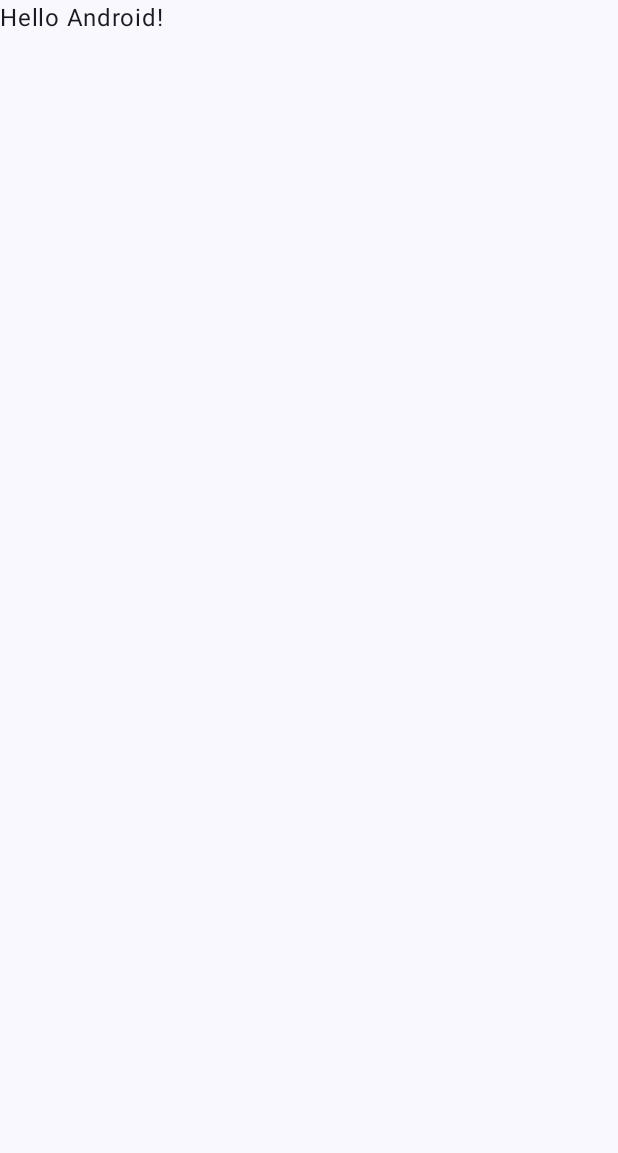
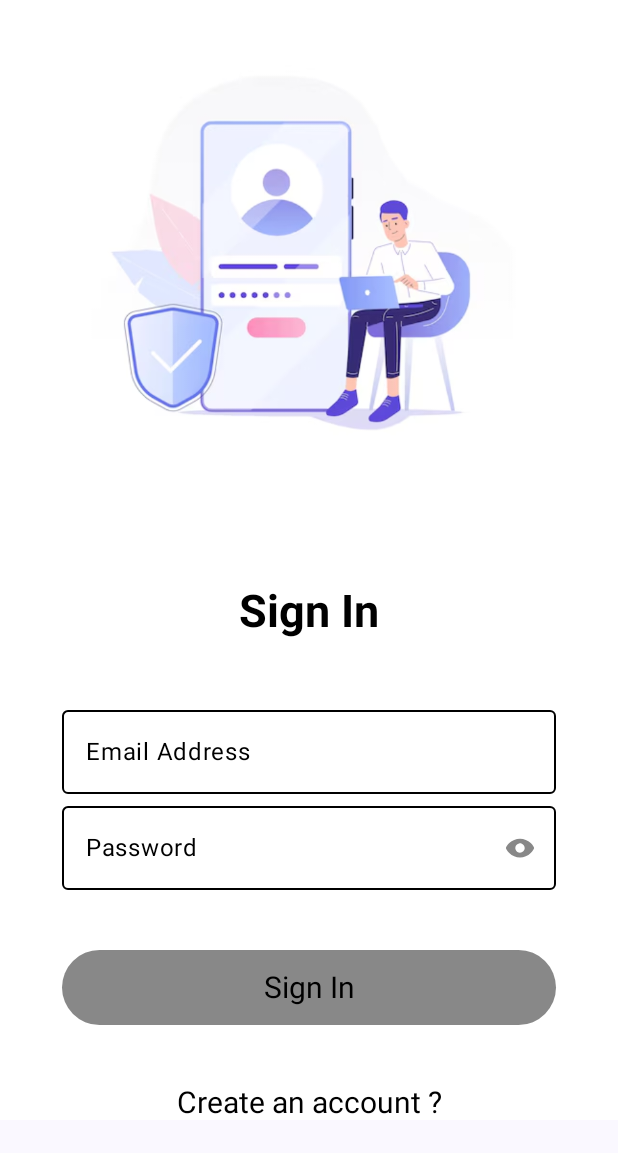
Before and after one commit to Omnia-97/Login-RegisterWithCompose, an Android app built with Jetpack Compose: the screen it shows after launch (MainActivity), on a phone screen of 412 x 824 dp. Before the commit the part shown is almost empty. Shown: the top 1153 px of the screen. Run offline under Robolectric (Android 15) with nearby library versions, the phone set to English and light mode, and no system bars.

Commit message:
login page

```diff
--- a/app/build.gradle.kts
+++ b/app/build.gradle.kts
@@ -5,7 +5,7 @@ plugins {
 
 android {
     namespace = "com.example.login_register_ui"
-    compileSdk = 34
+    compileSdk = 35
 
     defaultConfig {
         applicationId = "com.example.login_register_ui"
@@ -66,4 +66,7 @@ dependencies {
     androidTestImplementation(libs.androidx.ui.test.junit4)
     debugImplementation(libs.androidx.ui.tooling)
     debugImplementation(libs.androidx.ui.test.manifest)
+    implementation (libs.text.recognition)
+    //Navigation
+    implementation(libs.androidx.navigation.compose)
 }
--- a/app/src/main/java/com/example/login_register_ui/MainActivity.kt
+++ b/app/src/main/java/com/example/login_register_ui/MainActivity.kt
@@ -4,14 +4,12 @@ import android.os.Bundle
 import androidx.activity.ComponentActivity
 import androidx.activity.compose.setContent
 import androidx.activity.enableEdgeToEdge
-import androidx.compose.foundation.layout.fillMaxSize
-import androidx.compose.foundation.layout.padding
-import androidx.compose.material3.Scaffold
-import androidx.compose.material3.Text
 import androidx.compose.runtime.Composable
-import androidx.compose.ui.Modifier
-import androidx.compose.ui.tooling.preview.Preview
+import androidx.navigation.compose.NavHost
+import androidx.navigation.compose.composable
+import androidx.navigation.compose.rememberNavController
 import com.example.login_register_ui.ui.theme.LoginRegisterUiTheme
+import com.example.login_register_ui.view.LoginPage
 
 class MainActivity : ComponentActivity() {
     override fun onCreate(savedInstanceState: Bundle?) {
@@ -19,29 +17,21 @@ class MainActivity : ComponentActivity() {
         enableEdgeToEdge()
         setContent {
             LoginRegisterUiTheme {
-                Scaffold(modifier = Modifier.fillMaxSize()) { innerPadding ->
-                    Greeting(
-                        name = "Android",
-                        modifier = Modifier.padding(innerPadding)
-                    )
-                }
+                NavigatePage()
             }
         }
     }
 }
 
 @Composable
-fun Greeting(name: String, modifier: Modifier = Modifier) {
-    Text(
-        text = "Hello $name!",
-        modifier = modifier
+fun NavigatePage() {
+    val navController = rememberNavController()
+    NavHost(navController = navController, startDestination = "login_page",
+        builder = {
+            composable("login_page",
+                content = {
+                    LoginPage(navController = navController)
+                })
+        }
     )
 }
-
-@Preview(showBackground = true)
-@Composable
-fun GreetingPreview() {
-    LoginRegisterUiTheme {
-        Greeting("Android")
-    }
-}
--- /dev/null
+++ b/app/src/main/java/com/example/login_register_ui/view/Login.kt
@@ -0,0 +1,219 @@
+package com.example.login_register_ui.view
+
+import android.widget.Toast
+import androidx.compose.foundation.Image
+import androidx.compose.foundation.background
+import androidx.compose.foundation.clickable
+import androidx.compose.foundation.layout.Arrangement
+import androidx.compose.foundation.layout.Box
+import androidx.compose.foundation.layout.Column
+import androidx.compose.foundation.layout.Spacer
+import androidx.compose.foundation.layout.fillMaxSize
+import androidx.compose.foundation.layout.fillMaxWidth
+import androidx.compose.foundation.layout.height
+import androidx.compose.foundation.layout.padding
+import androidx.compose.foundation.layout.width
+import androidx.compose.foundation.rememberScrollState
+import androidx.compose.material3.Button
+import androidx.compose.material3.ButtonDefaults
+import androidx.compose.material3.Icon
+import androidx.compose.material3.IconButton
+import androidx.compose.material3.OutlinedTextField
+import androidx.compose.material3.OutlinedTextFieldDefaults
+import androidx.compose.material3.Scaffold
+import androidx.compose.material3.Text
+import androidx.compose.runtime.Composable
+import androidx.compose.runtime.mutableStateOf
+import androidx.compose.runtime.remember
+import androidx.compose.ui.Alignment
+import androidx.compose.ui.Modifier
+import androidx.compose.ui.graphics.Color
+import androidx.compose.ui.layout.ContentScale
+import androidx.compose.ui.platform.LocalContext
+import androidx.compose.ui.res.painterResource
+import androidx.compose.ui.text.TextStyle
+import androidx.compose.ui.text.font.FontWeight
+import androidx.compose.ui.text.input.PasswordVisualTransformation
+import androidx.compose.ui.text.input.VisualTransformation
+import androidx.compose.ui.tooling.preview.Preview
+import androidx.compose.ui.unit.dp
+import androidx.compose.ui.unit.sp
+import androidx.navigation.NavController
+import androidx.navigation.compose.rememberNavController
+import com.example.login_register_ui.R
+import com.example.login_register_ui.ui.theme.Purple80
+
+@Composable
+fun LoginPage(
+    navController: NavController
+) {
+    val context = LocalContext.current
+    val scaffoldState = rememberScrollState()
+    val emailVal = remember {
+        mutableStateOf("")
+    }
+    val passwordVal = remember {
+        mutableStateOf("")
+    }
+    val passwordVisibility = remember {
+        mutableStateOf(false)
+    }
+    val defaultColors = OutlinedTextFieldDefaults.colors(
+        focusedTextColor = Color.Black,
+        unfocusedTextColor = Color.Black,
+        focusedContainerColor = Color.White,
+        unfocusedContainerColor = Color.White,
+        focusedBorderColor = Color.Black,
+        unfocusedBorderColor = Color.Black,
+        errorBorderColor = Color.Red,
+    )
+    Box(
+        modifier = Modifier
+            .fillMaxSize()
+            .background(Color.White),
+        contentAlignment = Alignment.Center
+    ) {
+        Column(
+            horizontalAlignment = Alignment.CenterHorizontally,
+            verticalArrangement = Arrangement.Center,
+            modifier = Modifier.fillMaxWidth()
+        ) {
+            Box(
+                modifier = Modifier.background(Color.White),
+                contentAlignment = Alignment.TopCenter
+            ) {
+                Image(
+                    modifier = Modifier
+                        .width(400.dp)
+                        .height(350.dp),
+                    painter = painterResource(id = R.drawable.img),
+                    contentDescription = "Login",
+                    contentScale = ContentScale.Fit
+                )
+            }
+            Spacer(modifier = Modifier.padding(20.dp))
+            Scaffold(
+                modifier = Modifier.fillMaxSize(),
+
+            ) { innerPadding ->
+                Column(
+                    horizontalAlignment = Alignment.CenterHorizontally,
+                    verticalArrangement = Arrangement.Center,
+                    modifier = Modifier
+                        .padding(innerPadding)
+                        .fillMaxWidth()
+                        .background(Color.White),
+                ) {
+                    Text(
+                        text = "Sign In",
+                        style = TextStyle(
+                            fontSize = 30.sp,
+                            fontWeight = FontWeight.Bold,
+                            color = Color.Black
+                        )
+                    )
+                    Spacer(modifier = Modifier.padding(20.dp))
+                    Column(
+                        horizontalAlignment = Alignment.CenterHorizontally
+                    ) {
+                        OutlinedTextField(
+                            value = emailVal.value,
+                            onValueChange = { emailVal.value = it },
+                            label = { Text(text = "Email Address", color = Color.Black) },
+                            placeholder = { Text(text = "Email Address", color = Color.Black) },
+                            singleLine = true,
+                            modifier = Modifier.fillMaxWidth(0.8f),
+                            colors = defaultColors
+                        )
+                        OutlinedTextField(
+                            value = passwordVal.value,
+                            onValueChange = { passwordVal.value = it },
+                            colors = defaultColors,
+                            trailingIcon = {
+                                IconButton(
+                                    onClick = {
+                                        passwordVisibility.value = !passwordVisibility.value
+                                    }
+                                ) {
+                                    Icon(
+                                        painter = painterResource(id = R.drawable.eye),
+                                        contentDescription = "password",
+                                        tint = if (passwordVisibility.value) Purple80 else Color.Gray
+                                    )
+                                }
+                            },
+                            label = { Text(text = "Password", color = Color.Black) },
+                            placeholder = { Text(text = "Password", color = Color.Black) },
+                            singleLine = true,
+                            visualTransformation = if (passwordVisibility.value) VisualTransformation.None else PasswordVisualTransformation(),
+                            modifier = Modifier.fillMaxWidth(0.8f),
+                        )
+                        Spacer(modifier = Modifier.padding(20.dp))
+                        Button(
+                            colors = ButtonDefaults.buttonColors(
+                                containerColor = Color.Gray,
+
+                                ),
+                            onClick = {
+                                when {
+                                    emailVal.value.isEmpty() -> {
+                                        Toast.makeText(
+                                            context,
+                                            "please enter email address",
+                                            Toast.LENGTH_LONG
+                                        ).show()
+                                    }
+
+                                    passwordVal.value.isEmpty() -> {
+                                        Toast.makeText(
+                                            context,
+                                            "please enter password",
+                                            Toast.LENGTH_LONG
+                                        ).show()
+                                    }
+
+                                    else -> {
+                                        Toast.makeText(
+                                            context,
+                                            "login successful",
+                                            Toast.LENGTH_LONG
+                                        ).show()
+                                    }
+                                }
+                            },
+                            modifier = Modifier
+                                .fillMaxWidth(0.8f)
+                                .height(50.dp)
+                        ) {
+                            Text(
+                                text = "Sign In", style = TextStyle(
+                                    fontSize = 20.sp,
+                                    color = Color.Black
+                                )
+                            )
+
+                        }
+                        Spacer(modifier = Modifier.padding(20.dp))
+                        Text(
+                            text = "Create an account ?",
+                            style = TextStyle(
+                                fontSize = 20.sp,
+                                color = Color.Black
+                            ),
+                            modifier = Modifier.clickable {
+                                navController.navigate("register_page")
+                            }
+                        )
+                    }
+
+                }
+            }
+        }
+    }
+}
+
+@Preview
+@Composable
+fun LoginPagePreview() {
+    LoginPage(navController = rememberNavController())
+}
--- /dev/null
+++ b/app/src/main/res/drawable/eye.xml
@@ -0,0 +1,9 @@
+<vector xmlns:android="http://schemas.android.com/apk/res/android"
+    android:width="20dp"
+    android:height="20dp"
+    android:viewportWidth="20"
+    android:viewportHeight="20">
+  <path
+      android:pathData="M19.321,9.747C19.294,9.685 18.632,8.217 17.161,6.746C15.201,4.786 12.725,3.75 10,3.75C7.275,3.75 4.799,4.786 2.839,6.746C1.368,8.217 0.703,9.688 0.679,9.747C0.643,9.827 0.625,9.913 0.625,10.001C0.625,10.088 0.643,10.175 0.679,10.255C0.706,10.316 1.368,11.784 2.839,13.255C4.799,15.214 7.275,16.25 10,16.25C12.725,16.25 15.201,15.214 17.161,13.255C18.632,11.784 19.294,10.316 19.321,10.255C19.357,10.175 19.375,10.088 19.375,10.001C19.375,9.913 19.357,9.827 19.321,9.747ZM10,13.125C9.382,13.125 8.778,12.942 8.264,12.598C7.75,12.255 7.349,11.767 7.113,11.196C6.876,10.625 6.814,9.997 6.935,9.39C7.056,8.784 7.353,8.227 7.79,7.79C8.227,7.353 8.784,7.056 9.39,6.935C9.997,6.814 10.625,6.876 11.196,7.113C11.767,7.349 12.255,7.75 12.598,8.264C12.942,8.778 13.125,9.382 13.125,10C13.125,10.829 12.796,11.624 12.21,12.21C11.624,12.796 10.829,13.125 10,13.125Z"
+      android:fillColor="#77757A"/>
+</vector>
--- a/gradle/libs.versions.toml
+++ b/gradle/libs.versions.toml
@@ -1,16 +1,19 @@
 [versions]
 agp = "8.5.0"
 kotlin = "1.9.0"
-coreKtx = "1.15.0"
+coreKtx = "1.13.1"
 junit = "4.13.2"
 junitVersion = "1.2.1"
 espressoCore = "3.6.1"
 lifecycleRuntimeKtx = "2.8.7"
 activityCompose = "1.10.0"
 composeBom = "2024.04.01"
+navigationCompose = "2.7.5"
+textRecognition = "16.0.1"
 
 [libraries]
 androidx-core-ktx = { group = "androidx.core", name = "core-ktx", version.ref = "coreKtx" }
+androidx-navigation-compose = { module = "androidx.navigation:navigation-compose", version.ref = "navigationCompose" }
 junit = { group = "junit", name = "junit", version.ref = "junit" }
 androidx-junit = { group = "androidx.test.ext", name = "junit", version.ref = "junitVersion" }
 androidx-espresso-core = { group = "androidx.test.espresso", name = "espresso-core", version.ref = "espressoCore" }
@@ -24,6 +27,7 @@ androidx-ui-tooling-preview = { group = "androidx.compose.ui", name = "ui-toolin
 androidx-ui-test-manifest = { group = "androidx.compose.ui", name = "ui-test-manifest" }
 androidx-ui-test-junit4 = { group = "androidx.compose.ui", name = "ui-test-junit4" }
 androidx-material3 = { group = "androidx.compose.material3", name = "material3" }
+text-recognition = { module = "com.google.mlkit:text-recognition", version.ref = "textRecognition" }
 
 [plugins]
 android-application = { id = "com.android.application", version.ref = "agp" }
```
Also changed, not shown: app/src/main/res/drawable/img.png (added).
